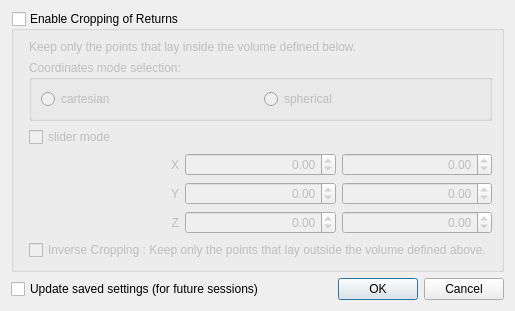
Qt form Application/Ui/Widgets/vvCropReturnsDialog.ui (Kitware/VeloView) before a commit.
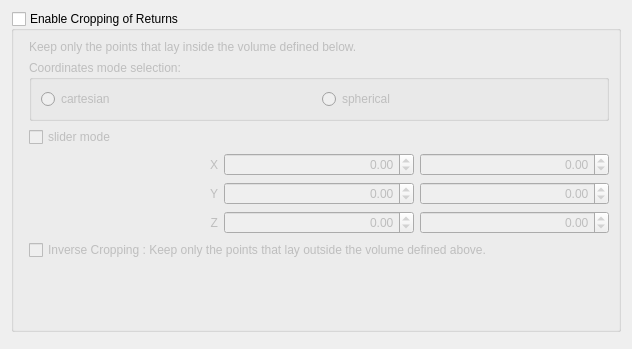
The same form after that commit.

Commit message:
Improve Crop returns UI
Replace "save" modifier option by push button "apply and save".

What changed in the file:
```diff
--- a/Application/Ui/Widgets/vvCropReturnsDialog.ui
+++ b/Application/Ui/Widgets/vvCropReturnsDialog.ui
@@ -6,34 +6,14 @@
    <rect>
     <x>0</x>
     <y>0</y>
-    <width>474</width>
-    <height>264</height>
+    <width>632</width>
+    <height>349</height>
    </rect>
   </property>
   <property name="windowTitle">
    <string>Crop Returns</string>
   </property>
   <layout class="QGridLayout" name="gridLayout">
-   <item row="1" column="1">
-    <widget class="QDialogButtonBox" name="buttonBox">
-     <property name="orientation">
-      <enum>Qt::Horizontal</enum>
-     </property>
-     <property name="standardButtons">
-      <set>QDialogButtonBox::Cancel|QDialogButtonBox::Ok</set>
-     </property>
-    </widget>
-   </item>
-   <item row="1" column="0">
-    <widget class="QCheckBox" name="saveCheckBox">
-     <property name="text">
-      <string>Update saved settings (for future sessions)</string>
-     </property>
-     <property name="checked">
-      <bool>false</bool>
-     </property>
-    </widget>
-   </item>
    <item row="0" column="0" colspan="2">
     <widget class="QGroupBox" name="CropGroupBox">
      <property name="title">
@@ -216,6 +196,16 @@
      </layout>
     </widget>
    </item>
+   <item row="1" column="1">
+    <widget class="QDialogButtonBox" name="buttonBox">
+     <property name="orientation">
+      <enum>Qt::Horizontal</enum>
+     </property>
+     <property name="standardButtons">
+      <set>QDialogButtonBox::NoButton</set>
+     </property>
+    </widget>
+   </item>
   </layout>
  </widget>
  <resources/>
```
The commit also changes 2 other files.
